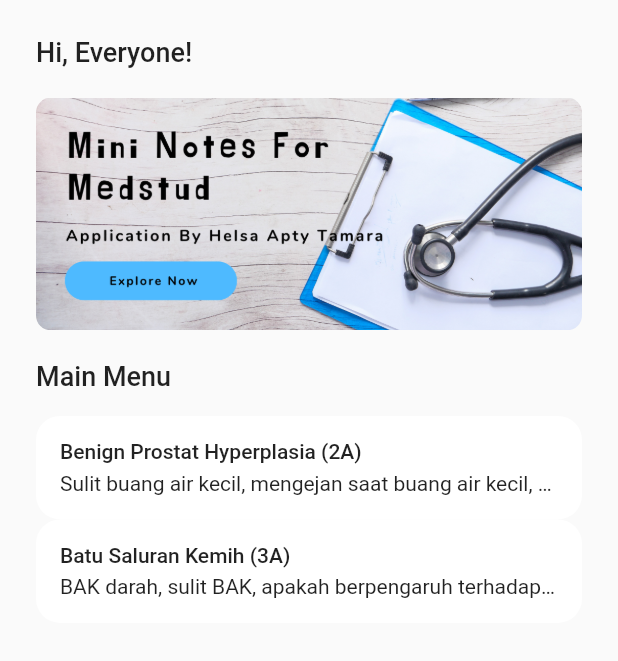
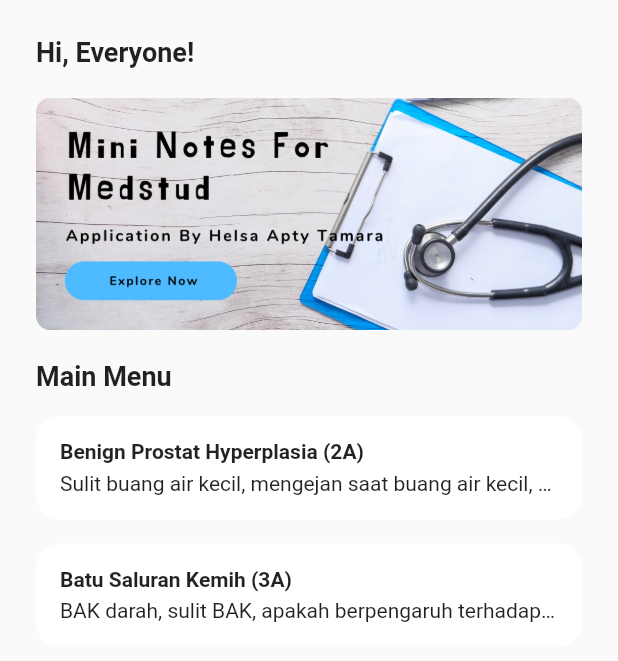
Before and after one commit to nadiamrnt/mini_notes_medstud, a Flutter app: the screen it shows after launch, on a phone screen of 412 x 824 dp. Shown: the top 661 px of the screen. Run offline on Flutter 3.47's test engine with Material 2 defaults, Android fonts, the phone set to English and light mode, and no system bars; our stand-ins replace get.

Commit message:
fixing some bugs

```diff
--- a/lib/home_view.dart
+++ b/lib/home_view.dart
@@ -10,16 +10,17 @@ class HomeView extends StatelessWidget {
 
   @override
   Widget build(BuildContext context) {
-    return SafeArea(
-      child: Scaffold(
-        body: Padding(
+    return Scaffold(
+      body: SafeArea(
+        child: SingleChildScrollView(
+          child: Padding(
             padding: const EdgeInsets.all(24.0),
             child: Column(
               crossAxisAlignment: CrossAxisAlignment.start,
               children: [
                 const Text(
                   "Hi, Everyone!",
-                style: TextStyle(fontWeight: FontWeight.w500, fontSize: 18),
+                  style: TextStyle(fontWeight: FontWeight.bold, fontSize: 18),
                 ),
                 const SizedBox(
                   height: 20,
@@ -33,7 +34,7 @@ class HomeView extends StatelessWidget {
                 ),
                 const Text(
                   "Main Menu",
-                style: TextStyle(fontWeight: FontWeight.w500, fontSize: 18),
+                  style: TextStyle(fontWeight: FontWeight.bold, fontSize: 18),
                 ),
                 const SizedBox(
                   height: 16,
@@ -54,7 +55,7 @@ class HomeView extends StatelessWidget {
                         Text(
                           "Benign Prostat Hyperplasia (2A)",
                           style: TextStyle(
-                            fontWeight: FontWeight.w500, fontSize: 14),
+                              fontWeight: FontWeight.bold, fontSize: 14),
                         ),
                         SizedBox(
                           height: 5,
@@ -67,6 +68,9 @@ class HomeView extends StatelessWidget {
                       ],
                     ),
                   ),
+                ),
+                const SizedBox(
+                  height: 16,
                 ),
                 InkWell(
                   onTap: () {
@@ -84,7 +88,7 @@ class HomeView extends StatelessWidget {
                         Text(
                           "Batu Saluran Kemih (3A)",
                           style: TextStyle(
-                            fontWeight: FontWeight.w500, fontSize: 14),
+                              fontWeight: FontWeight.bold, fontSize: 14),
                         ),
                         SizedBox(
                           height: 5,
@@ -102,6 +106,7 @@ class HomeView extends StatelessWidget {
             ),
           ),
         ),
+      ),
     );
   }
 }
```
Also changed, not shown: lib/batu_saluran.dart (+8 -10 lines), lib/benign_prostat.dart (+6 -6 lines), assets/icon.png, 5 other files. Lines whose indentation alone changed are shown as unchanged.
